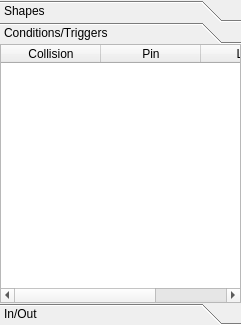
Before: the Qt Designer form ui/tab_regionsUi.ui in wonkoderverstaendige/Spotter, drawn with Qt 5.
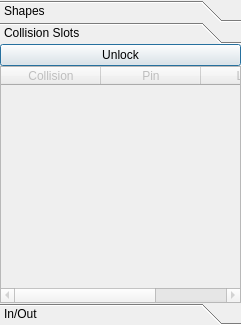
After: the same form once the commit is applied. The open tabs and pages were chosen to show the change.

Commit message:
Intermediate: Linking Slots with Arduino Pins 2
Populating ROI slot list. Slots are Objects, pins will be linked to the
collision of ROI and OOI.

Diff of the .ui file:
```diff
--- a/ui/tab_regionsUi.ui
+++ b/ui/tab_regionsUi.ui
@@ -266,7 +266,7 @@
          </rect>
         </property>
         <attribute name="label">
-         <string>Conditions/Triggers</string>
+         <string>Collision Slots</string>
         </attribute>
         <layout class="QGridLayout" name="gridLayout_8">
          <property name="margin">
@@ -277,8 +277,11 @@
          </property>
          <item row="0" column="0">
           <layout class="QGridLayout" name="gridLayout_10">
-           <item row="0" column="0">
+           <item row="1" column="0">
             <widget class="QTableWidget" name="table_slots">
+             <property name="enabled">
+              <bool>false</bool>
+             </property>
              <property name="horizontalScrollBarPolicy">
               <enum>Qt::ScrollBarAsNeeded</enum>
              </property>
@@ -320,6 +323,19 @@
              </column>
             </widget>
            </item>
+           <item row="0" column="0">
+            <widget class="QPushButton" name="btn_lock_table">
+             <property name="text">
+              <string>Unlock</string>
+             </property>
+             <property name="checkable">
+              <bool>true</bool>
+             </property>
+             <property name="default">
+              <bool>true</bool>
+             </property>
+            </widget>
+           </item>
           </layout>
          </item>
         </layout>
```
Left out of the diff: 6 changed lines with no effect on the pictures. The commit also changes 11 other files.
